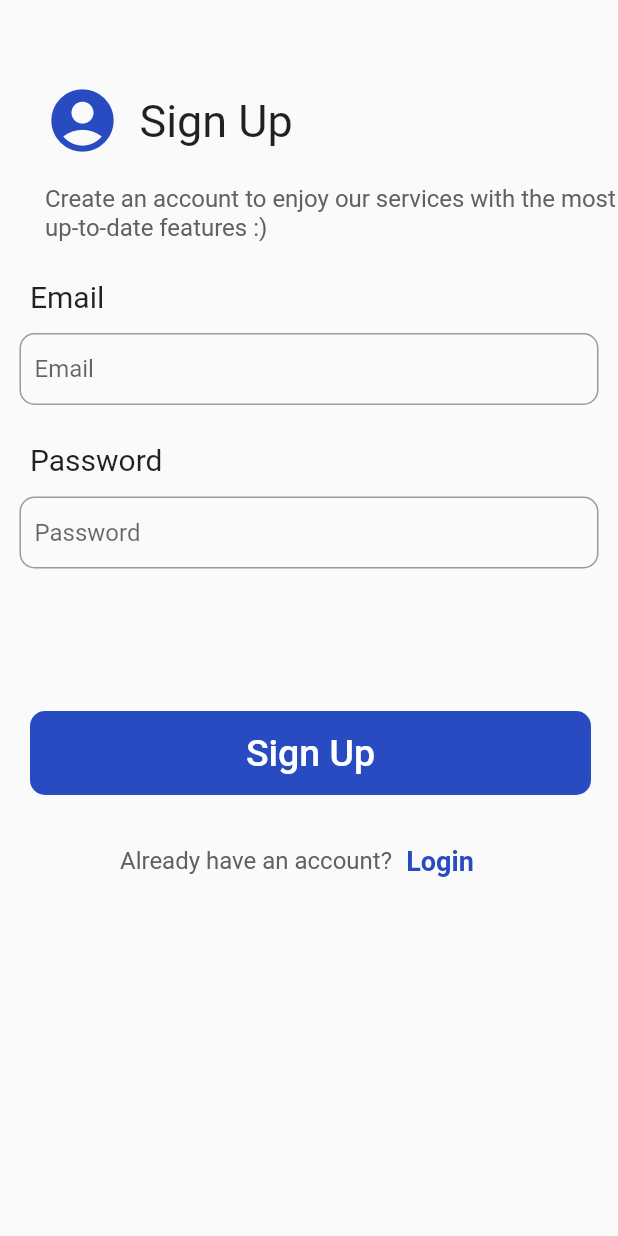
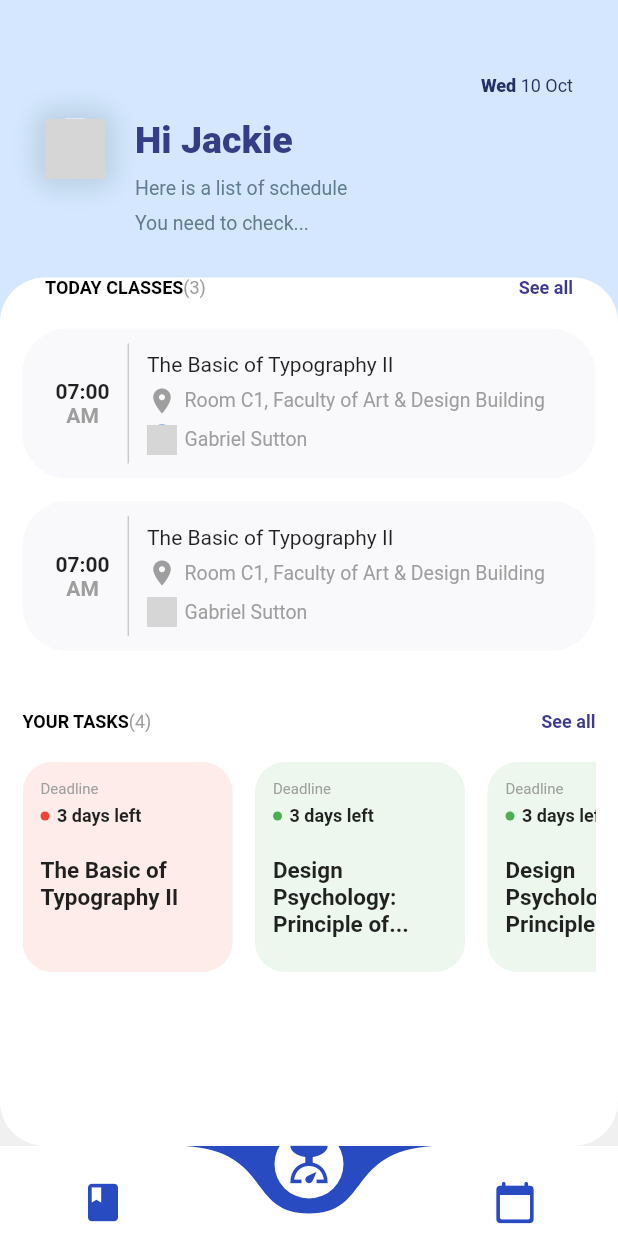
Before and after one commit to anthonyarinze/student_app, a Flutter app: the screen it shows after launch, on a phone screen of 412 x 824 dp. Run offline on Flutter 3.47's test engine with Material 2 defaults, Android fonts, the phone set to English and light mode, and no system bars; drawn by our look-alikes of curved_navigation_bar; our stand-ins replace firebase_auth, firebase_core, google_sign_in; accounts and stored records are empty; network calls fail; grey boxes are pictures that could not be loaded.

Commit message:
Main App UI Default Used, Pending Update

```diff
--- a/lib/main.dart
+++ b/lib/main.dart
@@ -1,6 +1,6 @@
 import 'package:firebase_core/firebase_core.dart';
 import 'package:flutter/material.dart';
-import 'package:student_app/pages/signup.dart';
+import 'package:student_app/pages/master.dart';
 import 'package:student_app/utils/firebase_options.dart';
 
 void main() async {
@@ -22,7 +22,7 @@ class MyApp extends StatelessWidget {
       theme: ThemeData(
         primarySwatch: Colors.blue,
       ),
-      home: const SignUp(),
+      home: const Master(),
     );
   }
 }
--- a/lib/pages/SignUp.dart
+++ b/lib/pages/SignUp.dart
@@ -1,3 +1,4 @@
+import 'package:firebase_auth/firebase_auth.dart';
 import 'package:flutter/material.dart';
 import 'package:student_app/pages/login.dart';
 import 'package:student_app/utils/palette.dart';
@@ -25,6 +26,26 @@ class _SignUpState extends State<SignUp> {
     emailController.dispose();
     passwordController.dispose();
     super.dispose();
+  }
+
+  Future signUp() async {
+    showDialog(
+      context: context,
+      barrierDismissible: false,
+      builder: (context) => const Center(
+        child: CircularProgressIndicator(),
+      ),
+    );
+    try {
+      await FirebaseAuth.instance.createUserWithEmailAndPassword(
+          email: emailController.text.trim(),
+          password: passwordController.text.trim());
+    } on FirebaseAuthException catch (except) {
+      AlertDialog(
+        title: const Text("Error"),
+        content: Text(except.message.toString()),
+      );
+    }
   }
 
   @override
@@ -103,7 +124,9 @@ class _SignUpState extends State<SignUp> {
                 height: 56,
                 width: MediaQuery.of(context).size.width,
                 child: TextButton(
-                  onPressed: () {},
+                  onPressed: () async {
+                    //TODO: Add Functionality;
+                  },
                   style: ButtonStyle(
                     backgroundColor: MaterialStateProperty.all(
                       Palette.kLightButtonColor,
--- a/lib/pages/forgot_password.dart
+++ b/lib/pages/forgot_password.dart
@@ -74,7 +74,9 @@ class _ForgotPasswordState extends State<ForgotPassword> {
                 height: 56,
                 width: MediaQuery.of(context).size.width,
                 child: TextButton(
-                  onPressed: () {},
+                  onPressed: () {
+                    //TODO: Add Functionality
+                  },
                   style: ButtonStyle(
                     backgroundColor: MaterialStateProperty.all(
                       Palette.kLightButtonColor,
--- /dev/null
+++ b/lib/pages/home.dart
@@ -0,0 +1,338 @@
+import 'package:flutter/material.dart';
+
+class Home extends StatefulWidget {
+  const Home({super.key});
+
+  @override
+  _HomeState createState() => _HomeState();
+}
+
+class _HomeState extends State<Home> {
+  @override
+  Widget build(BuildContext context) {
+    return Stack(
+      children: [
+        Container(
+          decoration: const BoxDecoration(
+            //color: Color(0xFFD4E7FE),
+            gradient: LinearGradient(
+              colors: [
+                Color(0xFFD4E7FE),
+                Color(0xFFF0F0F0),
+              ],
+              begin: Alignment.topCenter,
+              end: Alignment.bottomCenter,
+              stops: [0.6, 0.3],
+            ),
+          ),
+          padding: const EdgeInsets.symmetric(horizontal: 30, vertical: 50),
+          child: Column(
+            children: [
+              Container(
+                alignment: Alignment.centerRight,
+                child: RichText(
+                  text: const TextSpan(
+                      text: "Wed",
+                      style: TextStyle(
+                          color: Color(0XFF263064),
+                          fontSize: 12,
+                          fontWeight: FontWeight.w900),
+                      children: [
+                        TextSpan(
+                          text: " 10 Oct",
+                          style: TextStyle(
+                              color: Color(0XFF263064),
+                              fontSize: 12,
+                              fontWeight: FontWeight.normal),
+                        )
+                      ]),
+                ),
+              ),
+              const SizedBox(
+                height: 15,
+              ),
+              Row(
+                crossAxisAlignment: CrossAxisAlignment.start,
+                children: [
+                  Container(
+                    width: 40,
+                    height: 40,
+                    decoration: BoxDecoration(
+                      borderRadius: BorderRadius.circular(15),
+                      border: Border.all(width: 1, color: Colors.white),
+                      boxShadow: [
+                        BoxShadow(
+                          color: Colors.blueGrey.withOpacity(0.2),
+                          blurRadius: 12,
+                          spreadRadius: 8,
+                        )
+                      ],
+                      image: const DecorationImage(
+                        fit: BoxFit.cover,
+                        image: NetworkImage(
+                            "https://images.unsplash.com/photo-1541647376583-8934aaf3448a?ixlib=rb-1.2.1&ixid=eyJhcHBfaWQiOjEyMDd9&auto=format&fit=crop&w=1234&q=80"),
+                      ),
+                    ),
+                  ),
+                  const SizedBox(
+                    width: 20,
+                  ),
+                  Column(
+                    crossAxisAlignment: CrossAxisAlignment.start,
+                    children: const [
+                      Text(
+                        "Hi Jackie",
+                        style: TextStyle(
+                          fontSize: 25,
+                          fontWeight: FontWeight.w900,
+                          color: Color(0XFF343E87),
+                        ),
+                      ),
+                      SizedBox(
+                        height: 10,
+                      ),
+                      Text(
+                        "Here is a list of schedule",
+                        style: TextStyle(
+                          fontSize: 13,
+                          color: Colors.blueGrey,
+                        ),
+                      ),
+                      SizedBox(
+                        height: 8,
+                      ),
+                      Text(
+                        "You need to check...",
+                        style: TextStyle(
+                          fontSize: 13,
+                          color: Colors.blueGrey,
+                        ),
+                      ),
+                    ],
+                  )
+                ],
+              )
+            ],
+          ),
+        ),
+        Positioned(
+          top: 185,
+          child: Container(
+            padding: const EdgeInsets.symmetric(horizontal: 15),
+            height: MediaQuery.of(context).size.height - 245,
+            width: MediaQuery.of(context).size.width,
+            decoration: BoxDecoration(
+              color: Colors.white,
+              borderRadius: BorderRadius.circular(30),
+            ),
+            child: ListView(
+              children: [
+                Padding(
+                  padding: const EdgeInsets.fromLTRB(15.0, 0.0, 15.0, 0.0),
+                  child: buildTitleRow("TODAY CLASSES", 3),
+                ),
+                const SizedBox(
+                  height: 20,
+                ),
+                buildClassItem(),
+                buildClassItem(),
+                const SizedBox(
+                  height: 25,
+                ),
+                buildTitleRow("YOUR TASKS", 4),
+                const SizedBox(
+                  height: 20,
+                ),
+                SingleChildScrollView(
+                  scrollDirection: Axis.horizontal,
+                  child: Row(
+                    children: [
+                      buildTaskItem(
+                          3, "The Basic of Typography II", Colors.red),
+                      buildTaskItem(3, "Design Psychology: Principle of...",
+                          Colors.green),
+                      buildTaskItem(3, "Design Psychology: Principle of...",
+                          Colors.green),
+                    ],
+                  ),
+                )
+              ],
+            ),
+          ),
+        )
+      ],
+    );
+  }
+
+  Container buildTaskItem(int numDays, String courseTitle, Color color) {
+    return Container(
+      margin: const EdgeInsets.only(right: 15),
+      padding: const EdgeInsets.all(12),
+      height: 140,
+      width: 140,
+      decoration: BoxDecoration(
+        color: color.withOpacity(0.1),
+        borderRadius: BorderRadius.circular(20),
+      ),
+      child: Column(
+        crossAxisAlignment: CrossAxisAlignment.start,
+        children: [
+          const Text(
+            "Deadline",
+            style: TextStyle(fontSize: 10, color: Colors.grey),
+          ),
+          const SizedBox(
+            height: 5,
+          ),
+          Row(
+            children: [
+              Container(
+                height: 6,
+                width: 6,
+                decoration: BoxDecoration(
+                  color: color,
+                  borderRadius: BorderRadius.circular(3),
+                ),
+              ),
+              const SizedBox(
+                width: 5,
+              ),
+              Text(
+                "$numDays days left",
+                style:
+                    const TextStyle(fontSize: 12, fontWeight: FontWeight.bold),
+              ),
+            ],
+          ),
+          const SizedBox(
+            height: 20,
+          ),
+          SizedBox(
+            width: 100,
+            child: Text(
+              courseTitle,
+              style: const TextStyle(fontSize: 15, fontWeight: FontWeight.bold),
+            ),
+          ),
+        ],
+      ),
+    );
+  }
+
+  Row buildTitleRow(String title, int number) {
+    return Row(
+      mainAxisAlignment: MainAxisAlignment.spaceBetween,
+      children: [
+        RichText(
+          text: TextSpan(
+              text: title,
+              style: const TextStyle(
+                  fontSize: 12,
+                  color: Colors.black,
+                  fontWeight: FontWeight.bold),
+              children: [
+                TextSpan(
+                  text: "($number)",
+                  style: const TextStyle(
+                      fontSize: 12,
+                      color: Colors.grey,
+                      fontWeight: FontWeight.normal),
+                ),
+              ]),
+        ),
+        const Text(
+          "See all",
+          style: TextStyle(
+              fontSize: 12,
+              color: Color(0XFF3E3993),
+              fontWeight: FontWeight.bold),
+        )
+      ],
+    );
+  }
+
+  Container buildClassItem() {
+    return Container(
+      margin: const EdgeInsets.only(bottom: 15),
+      padding: const EdgeInsets.all(10),
+      height: 100,
+      decoration: BoxDecoration(
+        color: const Color(0xFFF9F9FB),
+        borderRadius: BorderRadius.circular(30),
+      ),
+      child: Row(
+        mainAxisAlignment: MainAxisAlignment.spaceEvenly,
+        children: [
+          Column(
+            mainAxisAlignment: MainAxisAlignment.center,
+            children: const [
+              Text(
+                "07:00",
+                style: TextStyle(fontWeight: FontWeight.bold),
+              ),
+              Text(
+                "AM",
+                style:
+                    TextStyle(fontWeight: FontWeight.bold, color: Colors.grey),
+              ),
+            ],
+          ),
+          Container(
+            height: 100,
+            width: 1,
+            color: Colors.grey.withOpacity(0.5),
+          ),
+          Column(
+            crossAxisAlignment: CrossAxisAlignment.start,
+            mainAxisAlignment: MainAxisAlignment.spaceEvenly,
+            children: [
+              SizedBox(
+                width: MediaQuery.of(context).size.width - 160,
+                child: const Text(
+                  "The Basic of Typography II",
+                  overflow: TextOverflow.ellipsis,
+                ),
+              ),
+              Row(
+                children: [
+                  const Icon(
+                    Icons.location_on,
+                    color: Colors.grey,
+                    size: 20,
+                  ),
+                  const SizedBox(
+                    width: 5,
+                  ),
+                  SizedBox(
+                    width: MediaQuery.of(context).size.width - 160,
+                    child: const Text(
+                      "Room C1, Faculty of Art & Design Building",
+                      overflow: TextOverflow.ellipsis,
+                      style: TextStyle(color: Colors.grey, fontSize: 13),
+                    ),
+                  )
+                ],
+              ),
+              Row(
+                children: const [
+                  CircleAvatar(
+                    backgroundImage: NetworkImage(
+                        "https://images.unsplash.com/photo-1507003211169-0a1dd7228f2d?ixlib=rb-1.2.1&ixid=eyJhcHBfaWQiOjEyMDd9&auto=format&fit=crop&w=200&q=80"),
+                    radius: 10,
+                  ),
+                  SizedBox(
+                    width: 5,
+                  ),
+                  Text(
+                    "Gabriel Sutton",
+                    style: TextStyle(color: Colors.grey, fontSize: 13),
+                  )
+                ],
+              ),
+            ],
+          )
+        ],
+      ),
+    );
+  }
+}
--- a/lib/pages/login.dart
+++ b/lib/pages/login.dart
@@ -95,6 +95,7 @@ class _LoginState extends State<Login> {
                           onChanged: (value) {
                             setState(() {
                               rememberMe = !rememberMe;
+                              //TODO: Add Functionality
                             });
                           }),
                       const Text(
@@ -129,7 +130,9 @@ class _LoginState extends State<Login> {
                 height: 56,
                 width: MediaQuery.of(context).size.width,
                 child: TextButton(
-                  onPressed: () {},
+                  onPressed: () {
+                    //TODO: Add Functionality
+                  },
                   style: ButtonStyle(
                     backgroundColor: MaterialStateProperty.all(
                       Palette.kLightButtonColor,
--- /dev/null
+++ b/lib/pages/master.dart
@@ -0,0 +1,53 @@
+import 'package:curved_navigation_bar/curved_navigation_bar.dart';
+import 'package:flutter/material.dart';
+import 'package:student_app/pages/home.dart';
+import 'package:student_app/utils/palette.dart';
+
+class Master extends StatefulWidget {
+  const Master({super.key});
+
+  @override
+  State<Master> createState() => _MasterState();
+}
+
+class _MasterState extends State<Master> {
+  int index = 1;
+  final screens = [
+    const Home(),
+    const Home(),
+    const Home(),
+  ];
+
+  final items = <Widget>[
+    const Icon(
+      Icons.class_rounded,
+      size: 30,
+      color: Palette.kLightButtonColor,
+    ),
+    const Icon(
+      Icons.scale,
+      size: 30,
+      color: Palette.kLightButtonColor,
+    ),
+    const Icon(
+      Icons.calendar_today_rounded,
+      size: 30,
+      color: Palette.kLightButtonColor,
+    ),
+  ];
+  @override
+  Widget build(BuildContext context) {
+    return Scaffold(
+      resizeToAvoidBottomInset: false,
+      bottomNavigationBar: CurvedNavigationBar(
+        items: items,
+        index: index,
+        height: 60,
+        onTap: ((index) => setState(() => this.index = index)),
+        backgroundColor: Palette.kLightButtonColor,
+        animationDuration: const Duration(milliseconds: 300),
+      ),
+      body: screens[index],
+    );
+  }
+}
--- /dev/null
+++ b/lib/utils/firebase_services.dart
@@ -0,0 +1,33 @@
+import 'package:firebase_auth/firebase_auth.dart';
+import 'package:flutter/material.dart';
+import 'package:google_sign_in/google_sign_in.dart';
+
+class FirebaseServices {
+  String? username;
+  final _auth = FirebaseAuth.instance;
+  final _googleSignIn = GoogleSignIn();
+
+  signInWithGoogle() async {
+    try {
+      final GoogleSignInAccount? googleSignInAccount =
+          await _googleSignIn.signIn();
+      if (googleSignInAccount != null) {
+        final GoogleSignInAuthentication googleSignInAuthentication =
+            await googleSignInAccount.authentication;
+        final AuthCredential authCredential = GoogleAuthProvider.credential(
+            accessToken: googleSignInAuthentication.accessToken,
+            idToken: googleSignInAuthentication.idToken);
+      }
+    } on FirebaseAuthException catch (except) {
+      return AlertDialog(
+        title: const Text("Error"),
+        content: Text(except.message.toString()),
+      );
+    }
+  }
+
+  signOut() async {
+    await _auth.signOut();
+    await _googleSignIn.signOut();
+  }
+}
--- a/pubspec.yaml
+++ b/pubspec.yaml
@@ -18,6 +18,10 @@ dependencies:
   # Use with the CupertinoIcons class for iOS style icons.
   cupertino_icons: ^1.0.2
   firebase_core: ^2.4.0
+  provider: ^6.0.5
+  firebase_auth: ^4.2.4
+  google_sign_in: ^5.4.2
+  curved_navigation_bar: ^1.0.3
 
 dev_dependencies:
   flutter_test:
```
Also changed, not shown: pubspec.lock, 1 other file.
